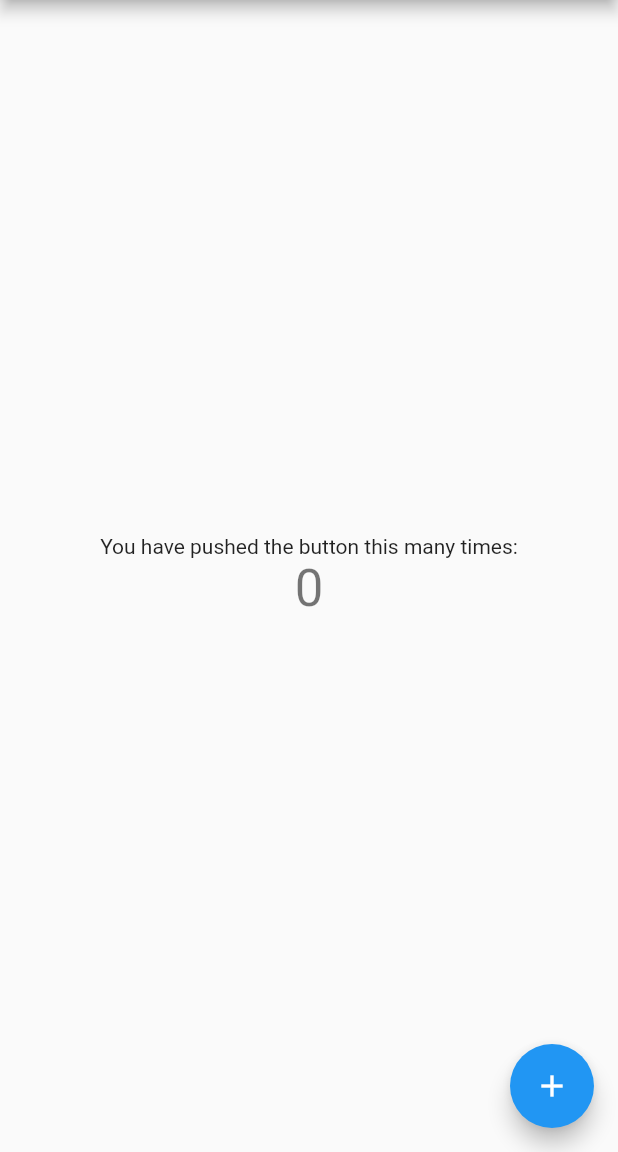
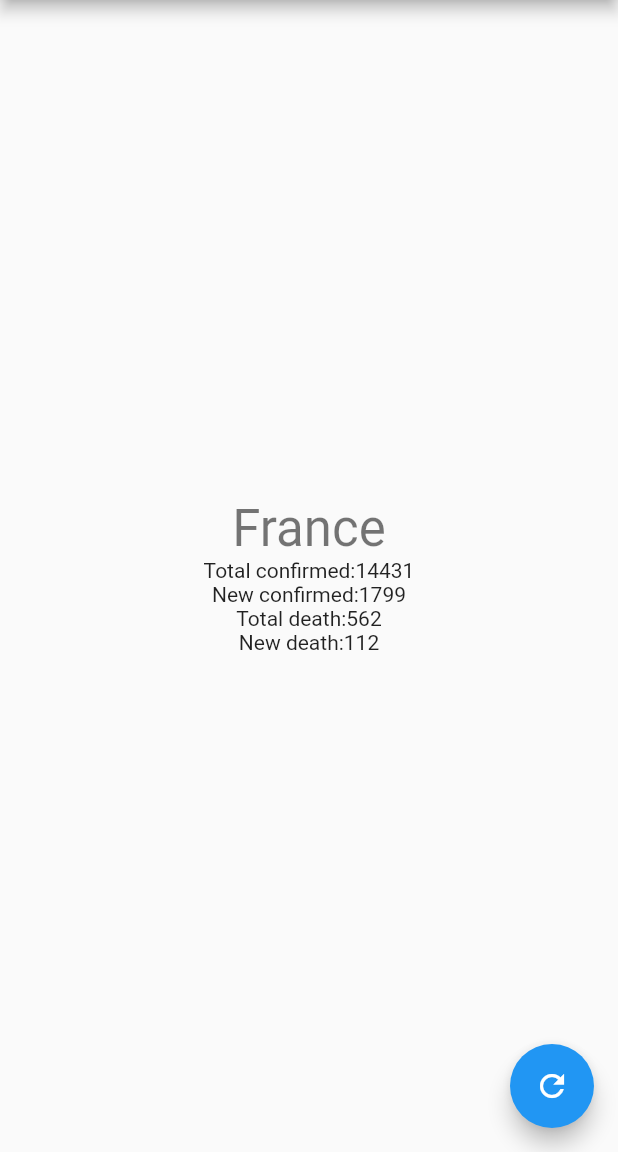
Before and after one commit to anthonylegoas/covid19_flutter, a Flutter app: the screen it shows after launch, on a phone screen of 412 x 824 dp, the part 84-1236 px from its top. Run offline on Flutter 3.47's test engine with Material 2 defaults, Android fonts, the phone set to English and light mode, and no system bars.

Commit message:
✨ display some mocked data about covid19 in France

```diff
--- a/lib/pages/home.dart
+++ b/lib/pages/home.dart
@@ -12,11 +12,16 @@ class HomePage extends StatefulWidget {
 
 
 class _HomePageState extends State<HomePage> {
-  int _counter = 0;
+  String _country = 'France';
+  int _newConfirmed = 1799;
+  int _totalConfirmed = 14431;
+  int _newDeaths = 112;
+  int _totalDeaths = 562;
+
 
   void _incrementCounter() {
     setState(() {
-      _counter++;
+      _totalConfirmed++;
     });
   }
 
@@ -31,19 +36,48 @@ class _HomePageState extends State<HomePage> {
           mainAxisAlignment: MainAxisAlignment.center,
           children: <Widget>[
             Text(
-              'You have pushed the button this many times:',
+              '$_country',
+               style: Theme.of(context).textTheme.display1,
             ),
-            Text(
-              '$_counter',
-              style: Theme.of(context).textTheme.display1,
+            Row(
+              mainAxisAlignment: MainAxisAlignment.center,
+              crossAxisAlignment: CrossAxisAlignment.center,
+              children: <Widget>[
+                Text('Total confirmed:'),
+                Text('$_totalConfirmed')
+              ],
+            ),
+            Row(
+              mainAxisAlignment: MainAxisAlignment.center,
+              crossAxisAlignment: CrossAxisAlignment.center,
+              children: <Widget>[
+                Text('New confirmed:'),
+                Text('$_newConfirmed')
+              ],
+            ),
+            Row(
+              mainAxisAlignment: MainAxisAlignment.center,
+              crossAxisAlignment: CrossAxisAlignment.center,
+              children: <Widget>[
+                Text('Total death:'),
+                Text('$_totalDeaths')
+              ],
+            ),
+            Row(
+              mainAxisAlignment: MainAxisAlignment.center,
+              crossAxisAlignment: CrossAxisAlignment.center,
+              children: <Widget>[
+                Text('New death:'),
+                Text('$_newDeaths')
+              ],
             ),
           ],
         ),
       ),
       floatingActionButton: FloatingActionButton(
         onPressed: _incrementCounter,
-        tooltip: 'Increment',
-        child: Icon(Icons.add),
+        tooltip: 'Refresh',
+        child: Icon(Icons.refresh),
       ),
     );
   }
```
